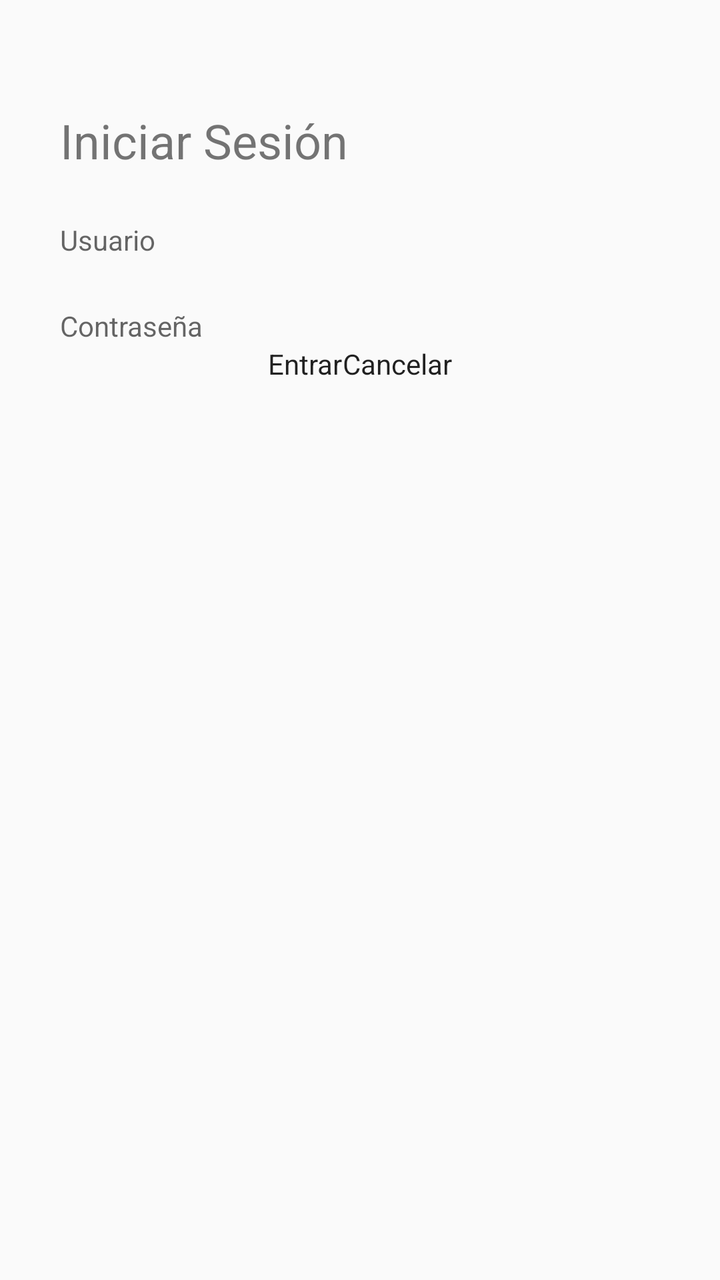
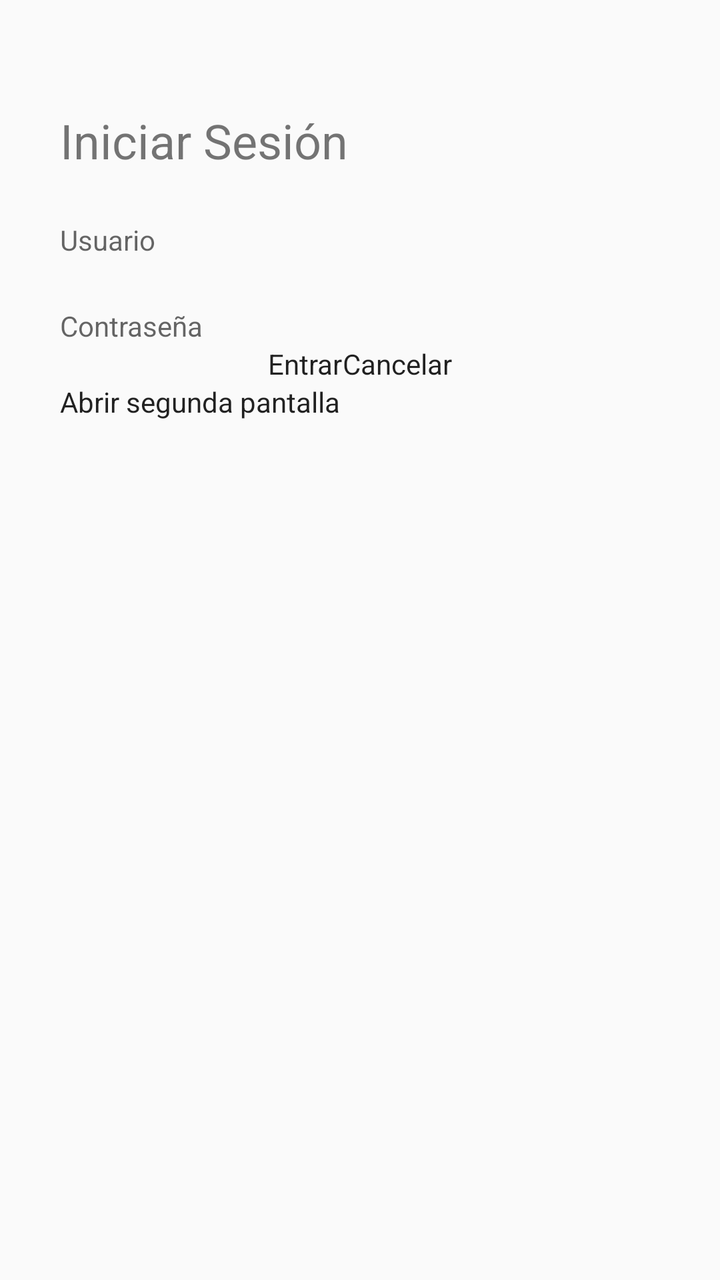

Before-and-after screenshots of an Android layout around one commit, followed by the original layout XML and the change that was made.
<!-- AndroidManifest.xml: activity theme Theme.SportTracking -->
<!-- res/layout/activity_main.xml -->
<?xml version="1.0" encoding="utf-8"?>
<LinearLayout xmlns:android="http://schemas.android.com/apk/res/android"
    android:orientation="vertical"
    android:layout_width="match_parent"
    android:layout_height="match_parent"
    android:padding="30dp">

    <TextView
        android:layout_width="match_parent"
        android:layout_height="wrap_content"
        android:text="Iniciar Sesión"
        android:textSize="24sp"
        android:layout_marginTop="24dp"/>

    <EditText
        android:layout_width="match_parent"
        android:layout_height="wrap_content"
        android:hint="Usuario"
        android:layout_marginTop="24dp"/>

    <EditText
        android:layout_width="match_parent"
        android:layout_height="wrap_content"
        android:hint="Contraseña"
        android:inputType="textPassword"
        android:layout_marginTop="24dp"/>

    <LinearLayout xmlns:android="http://schemas.android.com/apk/res/android"
        android:orientation="horizontal"
        android:gravity="center"
        android:layout_width="match_parent"
        android:layout_height="wrap_content"       >
    <Button
        android:id="@+id/button3"
        android:layout_width="wrap_content"
        android:layout_height="wrap_content"
        android:text="Entrar"
       />

    <Button
        android:id="@+id/button4"
        android:layout_width="wrap_content"
        android:layout_height="wrap_content"
        android:text="Cancelar"
        />
    </LinearLayout>

</LinearLayout>
<!-- resources referenced by this layout -->
<resources>
  <style name="Theme.SportTracking" parent="android:Theme.Material.Light.NoActionBar" />
</resources>

<!-- the commit's change to res/layout/activity_main.xml (unified diff, before → after) -->
@@ -1,48 +1,70 @@
 <?xml version="1.0" encoding="utf-8"?>
-<LinearLayout xmlns:android="http://schemas.android.com/apk/res/android"
-    android:orientation="vertical"
+<LinearLayout
+    xmlns:android="http://schemas.android.com/apk/res/android"
     android:layout_width="match_parent"
     android:layout_height="match_parent"
+    android:orientation="vertical"
     android:padding="30dp">
 
+
+    
     <TextView
         android:layout_width="match_parent"
         android:layout_height="wrap_content"
+        android:layout_marginTop="24dp"
         android:text="Iniciar Sesión"
-        android:textSize="24sp"
-        android:layout_marginTop="24dp"/>
+        android:textSize="24sp" />
 
+
+    
     <EditText
         android:layout_width="match_parent"
         android:layout_height="wrap_content"
-        android:hint="Usuario"
-        android:layout_marginTop="24dp"/>
+        android:layout_marginTop="24dp"
+        android:hint="Usuario" />
 
+
+    
     <EditText
         android:layout_width="match_parent"
         android:layout_height="wrap_content"
+        android:layout_marginTop="24dp"
         android:hint="Contraseña"
-        android:inputType="textPassword"
-        android:layout_marginTop="24dp"/>
+        android:inputType="textPassword" />
 
-    <LinearLayout xmlns:android="http://schemas.android.com/apk/res/android"
+
+    
+    <LinearLayout
+        android:layout_width="match_parent"
+        android:layout_height="wrap_content"
         android:orientation="horizontal"
-        android:gravity="center"
-        android:layout_width="match_parent"
-        android:layout_height="wrap_content"       >
-    <Button
-        android:id="@+id/button3"
-        android:layout_width="wrap_content"
-        android:layout_height="wrap_content"
-        android:text="Entrar"
-       />
+        android:gravity="center">
 
-    <Button
-        android:id="@+id/button4"
-        android:layout_width="wrap_content"
-        android:layout_height="wrap_content"
-        android:text="Cancelar"
-        />
+
+        
+        <Button
+            android:id="@+id/button3"
+            android:layout_width="wrap_content"
+            android:layout_height="wrap_content"
+            android:text="Entrar" />
+
+
+        
+        <Button
+            android:id="@+id/button4"
+            android:layout_width="wrap_content"
+            android:layout_height="wrap_content"
+            android:text="Cancelar" />
+
     </LinearLayout>
 
+
+    
+    <Button
+        android:id="@+id/btnSegundaPantalla"
+        android:layout_width="match_parent"
+        android:layout_height="wrap_content"
+        android:text="Abrir segunda pantalla" />
+
+
 </LinearLayout>
